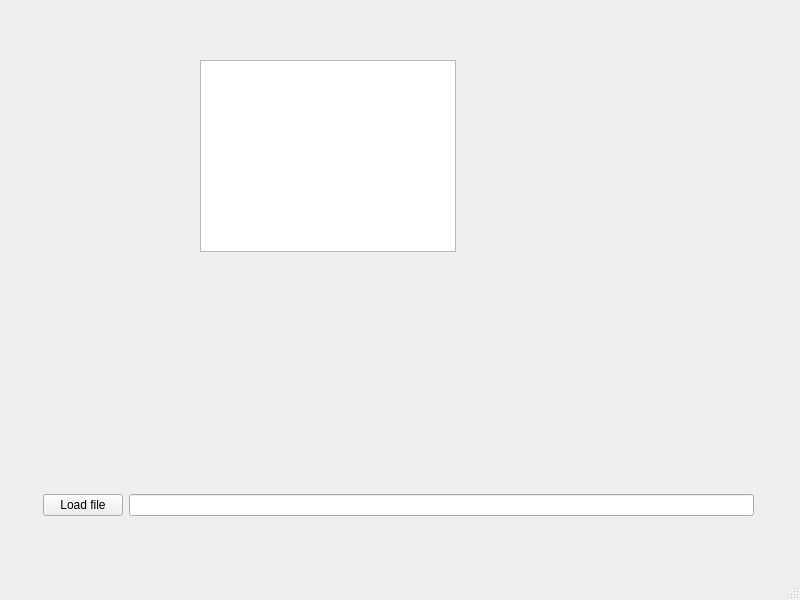
Damianeroos/DrillRoute_Optimizer_TSP, file mainwindow.ui: the form before one commit.
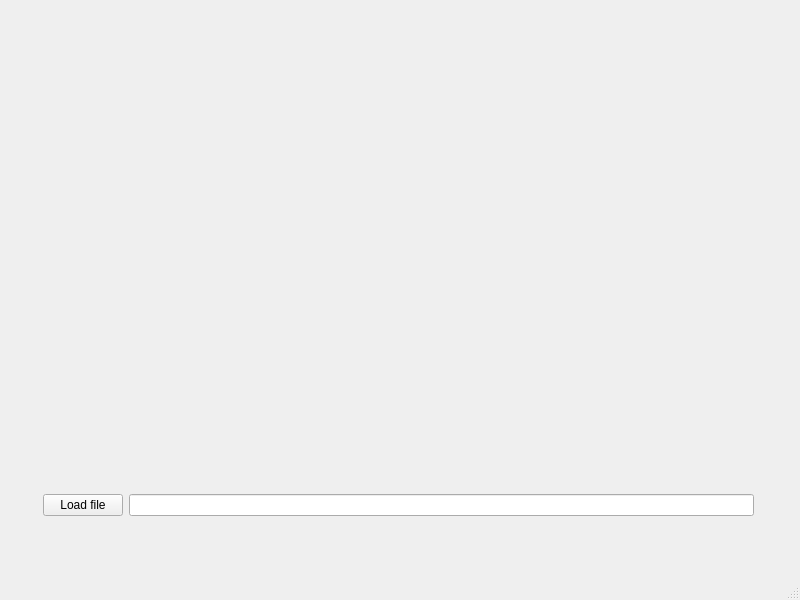
The form after the commit. Custom widgets are drawn as their Qt base class.

Commit message: applikacja rysuje otwory na wykresie

What changed in the file:
```diff
--- a/mainwindow.ui
+++ b/mainwindow.ui
@@ -36,13 +36,13 @@
      </item>
     </layout>
    </widget>
-   <widget class="QTextBrowser" name="textBrowser">
+   <widget class="QCustomPlot" name="customPlot" native="true">
     <property name="geometry">
      <rect>
-      <x>200</x>
-      <y>60</y>
-      <width>256</width>
-      <height>192</height>
+      <x>119</x>
+      <y>29</y>
+      <width>631</width>
+      <height>431</height>
      </rect>
     </property>
    </widget>
@@ -59,6 +59,14 @@
   </widget>
   <widget class="QStatusBar" name="statusbar"/>
  </widget>
+ <customwidgets>
+  <customwidget>
+   <class>QCustomPlot</class>
+   <extends>QWidget</extends>
+   <header>qcustomplot.h</header>
+   <container>1</container>
+  </customwidget>
+ </customwidgets>
  <resources/>
  <connections/>
 </ui>
```
The commit also changes 2 other files.
